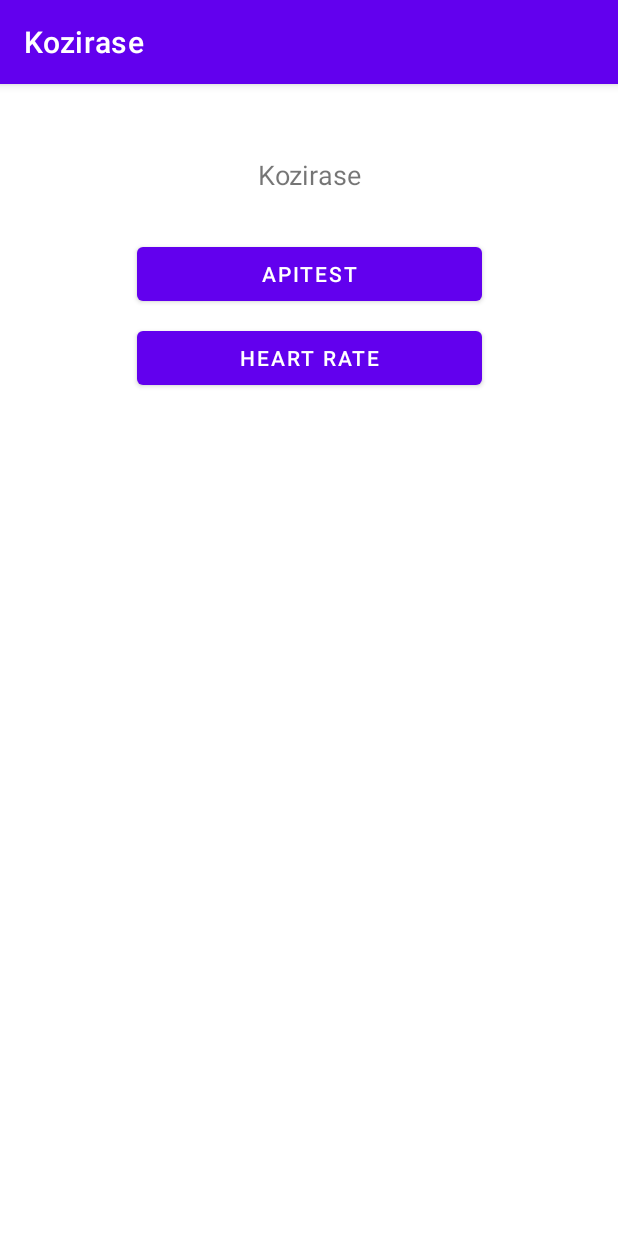
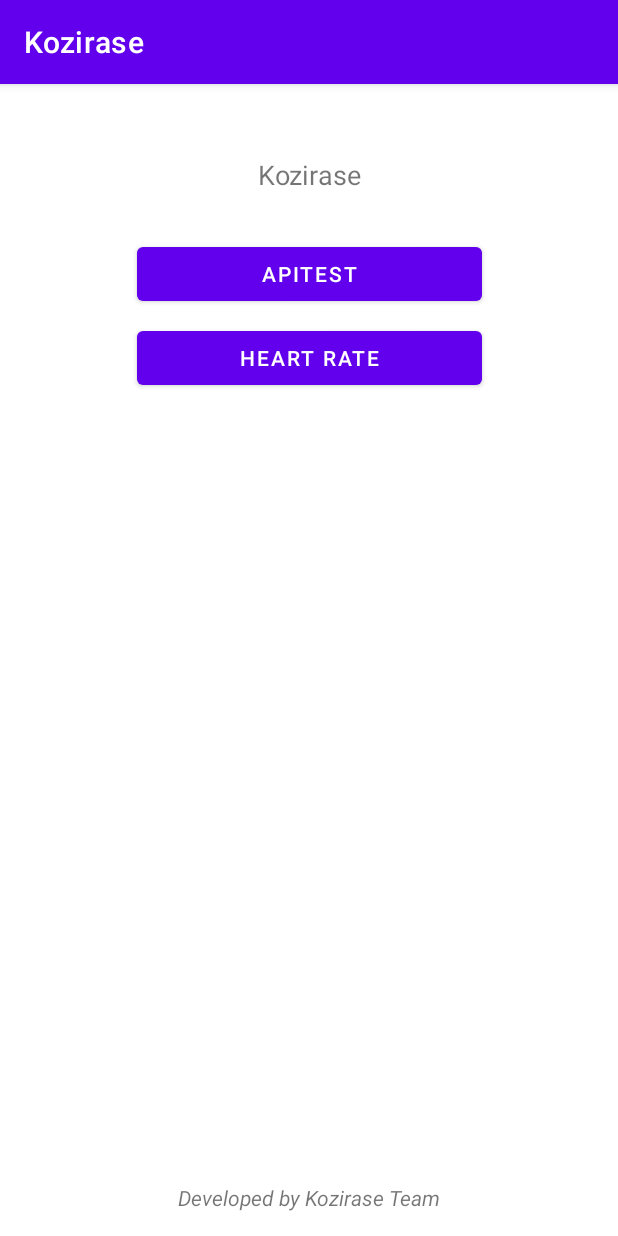
Before and after one commit to Bryanwangzb/Kozirase, an Android app: the screen it shows after launch (MainActivity), on a phone screen of 412 x 824 dp. Run offline under Robolectric (Android 15) with nearby library versions, the phone set to English and light mode, and no system bars; Roboto replaces fonts that are not available here.

Commit message:
add license text to home layout.

```diff
--- a/app/src/main/res/layout/activity_main.xml
+++ b/app/src/main/res/layout/activity_main.xml
@@ -48,4 +48,15 @@
         app:layout_constraintTop_toTopOf="parent"
         tools:srcCompat="@tools:sample/avatars" />
 
+    <TextView
+        android:id="@+id/txtLisence"
+        android:layout_width="wrap_content"
+        android:layout_height="wrap_content"
+        android:layout_marginBottom="16dp"
+        android:text="Developed by Kozirase Team"
+        android:textStyle="italic"
+        app:layout_constraintBottom_toBottomOf="parent"
+        app:layout_constraintEnd_toEndOf="parent"
+        app:layout_constraintStart_toStartOf="parent" />
+
 </androidx.constraintlayout.widget.ConstraintLayout>
```
